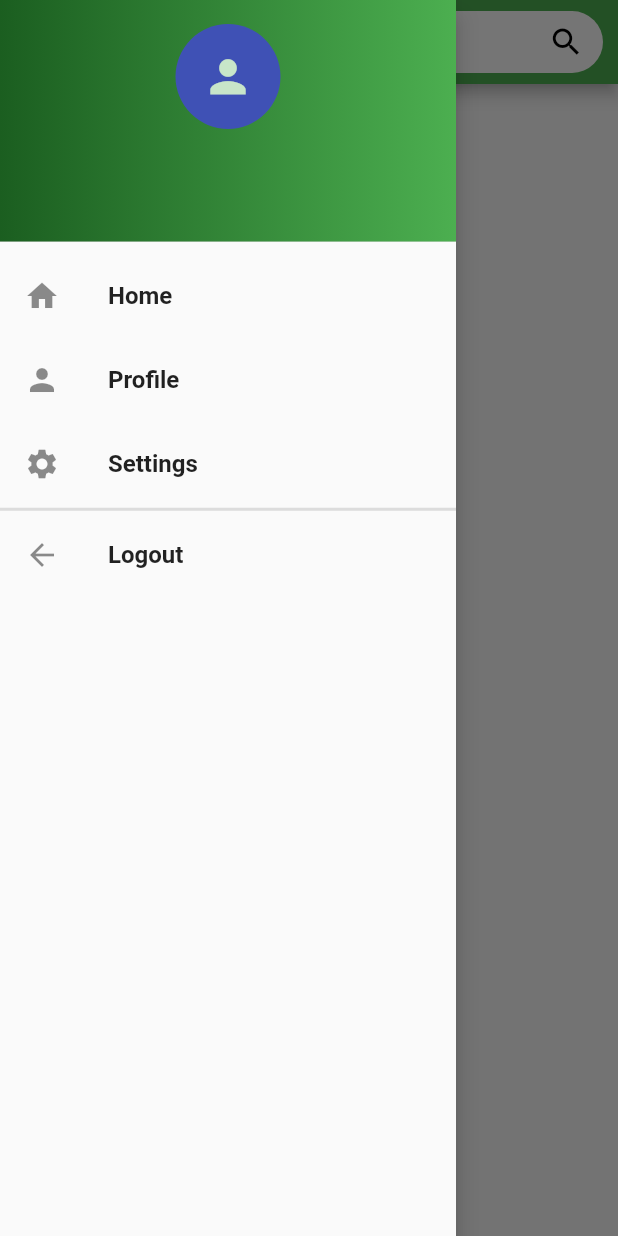
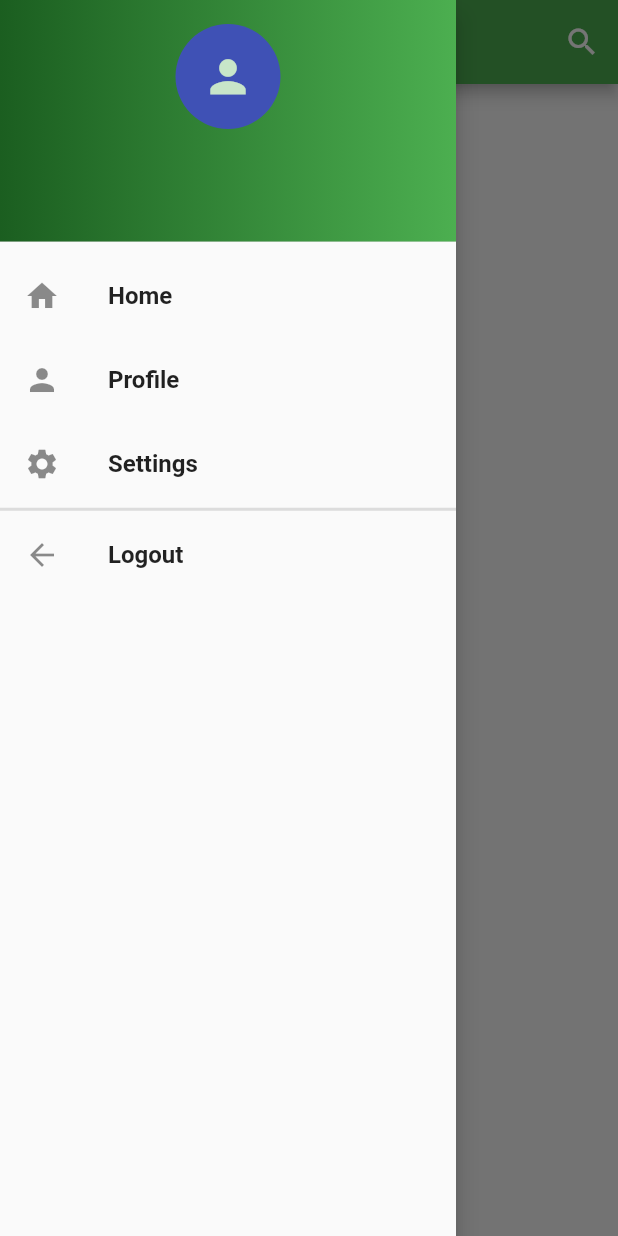
Before and after one commit to satsin06/Shopping-Assist, a Flutter app: the screen it shows once a user with an empty profile is signed in, with the side drawer open, on a phone screen of 412 x 824 dp. Run offline on Flutter 3.47's test engine with Material 2 defaults, Android fonts, the phone set to English and light mode, and no system bars; our stand-ins replace auto_size_text, firebase_auth, google_sign_in; missing offline and left inert: flutter_auth_buttons; accounts and stored records are empty.

Commit message:
search button added

```diff
--- a/lib/pages/home_page.dart
+++ b/lib/pages/home_page.dart
@@ -3,7 +3,6 @@ import 'package:shopping_assist/services/authentication.dart';
 import 'package:shopping_assist/widgets/provider_widget.dart';
 
 class HomePage extends StatefulWidget {
-  // TODO
 
   final AuthService auth;
   HomePage({
@@ -39,37 +38,12 @@ class _HomePageState extends State<HomePage> {
     return Scaffold(
       appBar: AppBar(
         actions: <Widget>[
-          Row(
-            children: <Widget>[
-              Container(
-                  margin: EdgeInsets.only(
-                      right: 10.0, bottom: 1.0, top: 1.0, left: 3.0),
-                  width: MediaQuery.of(context).size.width * 0.8,
-                  height: MediaQuery.of(context).size.height * 0.05,
-                  decoration: BoxDecoration(
-                    borderRadius: BorderRadius.circular(25.0),
-                    color: Colors.white,
-                  ),
-                  child: Row(
-                    children: <Widget>[
-                      Padding(
-                        padding: const EdgeInsets.all(8.0),
-                        child: Text("Search here", style: TextStyle(fontSize: 16.0, color: Colors.black)),
-                      ),
-                      SizedBox(width: 185.0,),
-                      Padding(
-                        padding: EdgeInsets.all(8.0),
-                        child: Container(
-                          alignment: Alignment.centerRight,
-                          child: Icon(
-                            Icons.search,
-                            color: Colors.black,
-                          ),
-                        ),
-                      )
-                    ],
-                  ))
-            ],
+          IconButton(
+            icon: Icon(Icons.search),
+            color: Colors.white,
+            onPressed: () {
+              showSearch(context: context, delegate: SearchBar());
+            },
           )
         ],
       ),
@@ -233,3 +207,132 @@ Widget displayinfo(context, snapshot) {
     );
   }
 }
+
+class SearchBar extends SearchDelegate<String> {
+  final items = [
+    "Milk",
+    "Cheese",
+    "Paneer",
+    "Curd",
+    "Biscuits",
+    "Lays",
+    "Kurkure",
+    "Frooti",
+    "Coca Cola",
+    "Fanta",
+    "Pepsi",
+    "ThumsUp",
+    "Wheat Flour",
+    "Maze Flour",
+    "Lentils",
+    "Beans",
+    "Corn",
+    "Chocolates",
+    "Cereal",
+    "Oats",
+    "Tea",
+    "Coffee",
+    "Namkeen",
+    "Utensils",
+    "Culinery",
+    "Deodorants",
+    "Perfumes",
+    "Soaps",
+    "Shampoos",
+    "Hair Conditioner",
+    "Handwash",
+    "Detergents",
+    "Liquid Soap",
+    "Ghee",
+    "Refined Oil",
+    "Olive Oil"
+  ];
+
+  final recentItems = [
+    "Corn",
+    "Chocolates",
+    "Cereal",
+    "Oats",
+    "Tea",
+    "Coffee",
+  ];
+
+  @override
+  List<Widget> buildActions(BuildContext context) {
+    return [
+      IconButton(
+        icon: Icon(Icons.clear),
+        onPressed: () {
+          query = "";
+        },
+      )
+    ];
+  }
+
+  @override
+  Widget buildLeading(BuildContext context) {
+    return IconButton(
+      icon: AnimatedIcon(
+        icon: AnimatedIcons.menu_arrow,
+        progress: transitionAnimation,
+      ),
+      onPressed: () {
+        close(context, null);
+      },
+    );
+  }
+
+  @override
+  Widget buildResults(BuildContext context) {
+    return Center(
+      child: Card(
+        color: Colors.white24,
+        child: Container(
+          alignment: Alignment.center,
+          padding: EdgeInsets.all(8.0),
+          decoration: BoxDecoration(
+            borderRadius: BorderRadius.circular(10.0),
+            gradient: LinearGradient(
+                begin: Alignment.topLeft,
+                end: Alignment.bottomRight,
+                colors: [Colors.deepOrange, Colors.orangeAccent],
+                tileMode: TileMode.mirror),
+          ),
+          child: Text(query),
+        ),
+      ),
+    );
+  }
+
+  @override
+  Widget buildSuggestions(BuildContext context) {
+    final suggestionList = query.isEmpty
+        ? recentItems
+        : items
+            .where((p) => p.toLowerCase().contains(query.toLowerCase()))
+            .toList(); // displays items which contain the query string
+    //: items.where((p) => p.toLowerCase().startsWith(query.toLowerCase())).toList();         // displays items which start with the query string
+
+    return ListView.builder(
+      itemBuilder: (context, index) => ListTile(
+        onTap: (){
+          query = suggestionList[index];
+          showResults(context,);
+        },
+        leading: Icon(Icons.shopping_cart),
+        title: RichText(
+          text: TextSpan(
+              text: suggestionList[index].substring(0, query.length),
+              style:
+                  TextStyle(color: Colors.black, fontWeight: FontWeight.bold),
+              children: [
+                TextSpan(
+                    text: suggestionList[index].substring(query.length),
+                    style: TextStyle(color: Colors.grey))
+              ]),
+        ),
+      ),
+      itemCount: suggestionList.length,
+    );
+  }
+}
```
